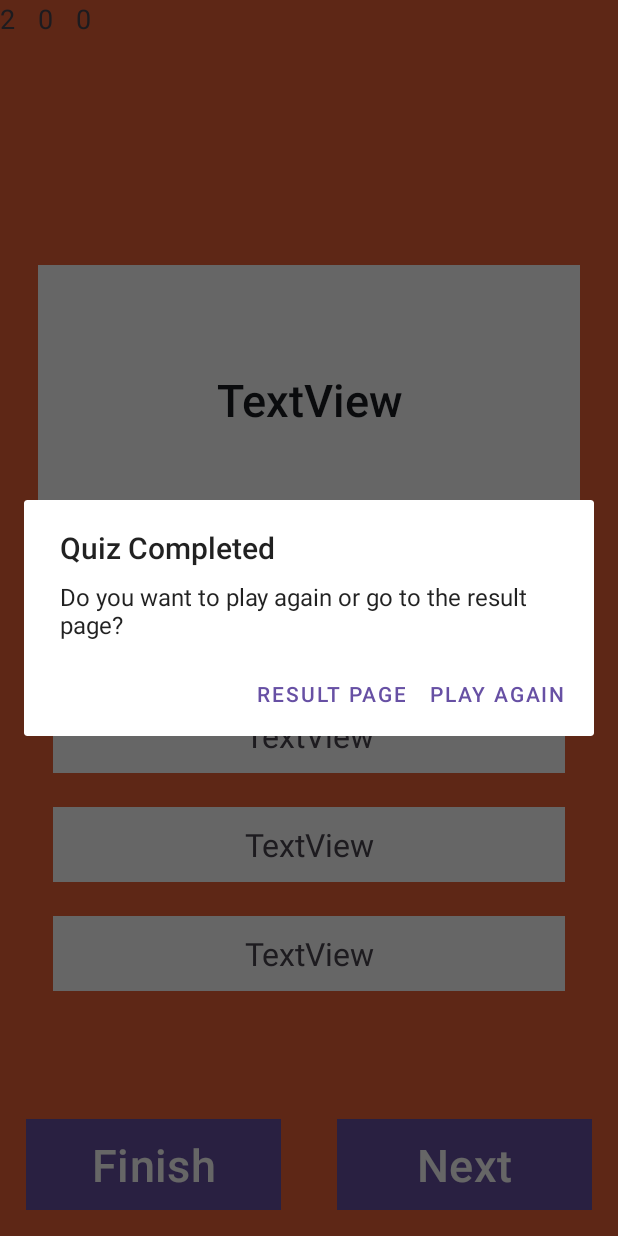
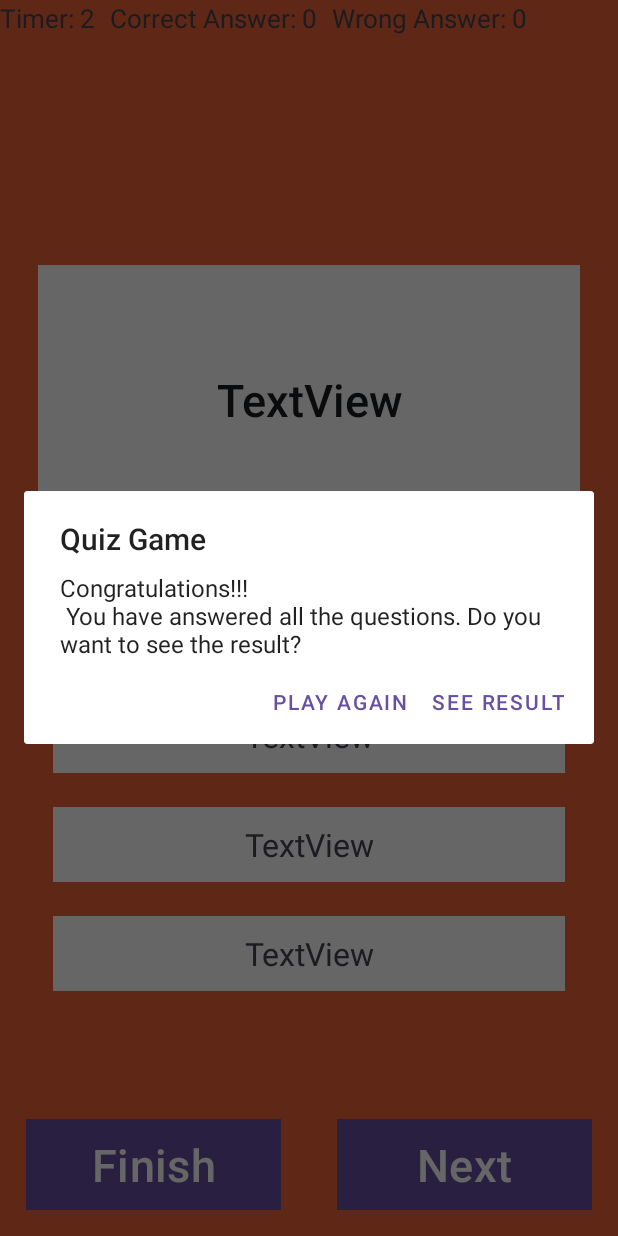
Before and after one commit to dtnauto/QuizGameV2, an Android app: the QuizFragment screen opened through its navigation route, after a tap on "Finish", on a phone screen of 412 x 824 dp. Run offline under Robolectric (Android 15) with nearby library versions, the phone set to English and light mode, and no system bars; our stand-ins replace Firebase (no records; nobody signed in at launch, a user with empty details on screens opened directly); 7 statements that could not run were skipped.

Commit message:
Initial commit

```diff
--- a/app/src/main/java/com/example/quizgamev2/view/QuizFragment.kt
+++ b/app/src/main/java/com/example/quizgamev2/view/QuizFragment.kt
@@ -109,7 +109,7 @@ class QuizFragment : Fragment() {
             timer?.cancel()
             timer = object : CountDownTimer(5L * 1000, 1000) {
                 override fun onTick(millisUntilFinished: Long) {
-                    txt_timer.text = (millisUntilFinished / 1000).toString() + ""
+                    txt_timer.text = "Timer: " + (millisUntilFinished / 1000)
                 }
                 override fun onFinish() {
                     txt_question.setText("Times Up !! No answer selected")
@@ -135,9 +135,9 @@ class QuizFragment : Fragment() {
     }
 
     private fun loadScore() {
-        resultViewModel.observerCurrentScores().observe(viewLifecycleOwner){
-            txt_correct.text = it.correct.toString()
-            txt_wrong.text = it.wrong.toString()
+        resultViewModel.observerCurrentScores().observe(viewLifecycleOwner) {
+            txt_correct.text = "Correct Answer: " + it.correct
+            txt_wrong.text = "Wrong Answer: " + it.wrong
         }
     }
 
@@ -230,13 +230,13 @@ class QuizFragment : Fragment() {
 
     private fun showResultDialog() {
         val alertDialogBuilder = AlertDialog.Builder(requireContext())
-        alertDialogBuilder.setTitle("Quiz Completed")
-        alertDialogBuilder.setMessage("Do you want to play again or go to the result page?")
+        alertDialogBuilder.setTitle("Quiz Game")
+        alertDialogBuilder.setMessage("Congratulations!!! \n You have answered all the questions. Do you want to see the result?")
 
-        alertDialogBuilder.setPositiveButton("PLAY AGAIN") { _, _ ->
+        alertDialogBuilder.setNegativeButton("PLAY AGAIN") { _, _ ->
             navController.navigate(R.id.quizFragment)
             resultViewModel.resetAnswer()
-        }.setNegativeButton("RESULT PAGE") { _, _ ->
+        }.setPositiveButton("SEE RESULT") { _, _ ->
             resultViewModel.writeScores()
             timer?.cancel()
             resultViewModel.finish(totalQuestions)
--- a/app/src/main/res/layout/fragment_quiz.xml
+++ b/app/src/main/res/layout/fragment_quiz.xml
@@ -16,11 +16,11 @@
         android:layout_gravity="center" />
 
 
-<!--    android:visibility="invisible"-->
     <RelativeLayout
         android:id="@+id/layout_quiz"
         android:layout_width="match_parent"
         android:layout_height="match_parent"
+        android:visibility="invisible"
         android:orientation="vertical">
 
         <LinearLayout
@@ -33,25 +33,25 @@
                 android:id="@+id/txt_timer"
                 android:layout_width="wrap_content"
                 android:layout_height="wrap_content"
-                android:paddingEnd="15dp"
+                android:paddingEnd="10dp"
                 android:text="Timer:"
-                android:textSize="18dp" />
+                android:textSize="17dp" />
 
             <TextView
                 android:id="@+id/txt_correct"
                 android:layout_width="wrap_content"
                 android:layout_height="wrap_content"
-                android:paddingEnd="15dp"
+                android:paddingEnd="10dp"
                 android:text="Correct Answer: 0"
-                android:textSize="18dp" />
+                android:textSize="17dp" />
 
             <TextView
                 android:id="@+id/txt_wrong"
                 android:layout_width="wrap_content"
                 android:layout_height="wrap_content"
-                android:paddingEnd="15dp"
+                android:paddingEnd="10dp"
                 android:text="Wrong Answer: 0"
-                android:textSize="18dp" />
+                android:textSize="17dp" />
         </LinearLayout>
 
         <LinearLayout
```
